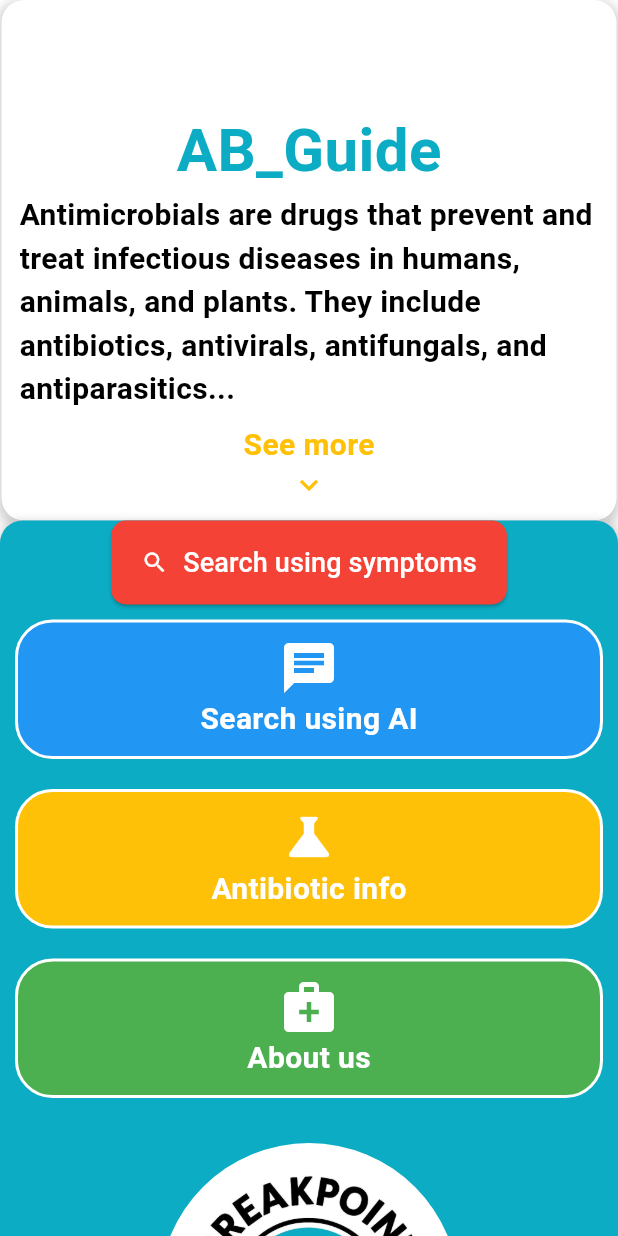
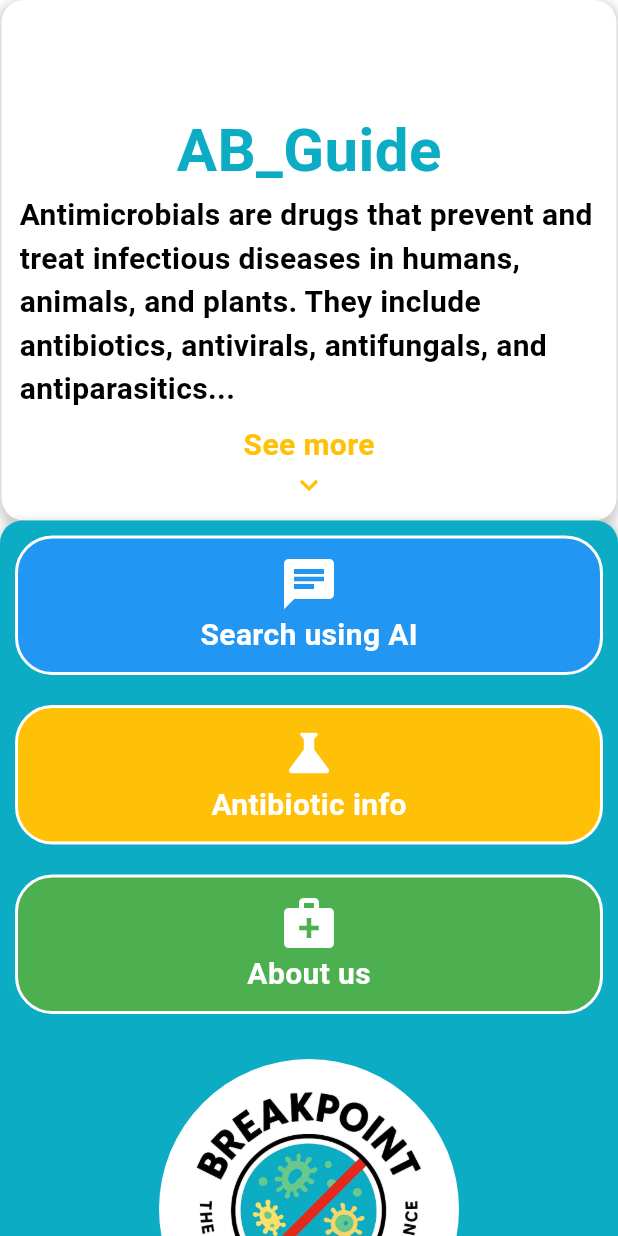
Before and after one commit to MoazEslam74/AMR-Dental-App, a Flutter app: the screen it shows after launch, on a phone screen of 412 x 824 dp. Run offline on Flutter 3.47's test engine with Material 3 defaults, Android fonts, the phone set to English and light mode, and no system bars; our stand-ins replace cloud_firestore, firebase_core, flutter_typeahead, webview_flutter; missing offline and left inert: dart:ffi; accounts and stored records are empty.

Commit message:
Updatets in the AI infection search

```diff
--- a/lib/main.dart
+++ b/lib/main.dart
@@ -29,6 +29,7 @@
   Widget build(BuildContext context) {
     return MaterialApp(
       title: 'Antibiotics App',
+      debugShowCheckedModeBanner: false,
       theme: ThemeData(
         colorScheme: ColorScheme.fromSeed(
           seedColor: const Color.fromARGB(255, 183, 164, 58),
--- a/lib/screens/home_screen.dart
+++ b/lib/screens/home_screen.dart
@@ -125,29 +125,7 @@
                   //   featureIcon: Icons.search,
                   //   routeName: '/infection',
                   // ),
-                  ElevatedButton(
-                    onPressed: () {
-                      Navigator.pushNamed(context, '/beta_chat');
-                    },
-                    style: ElevatedButton.styleFrom(
-                      backgroundColor: Colors.red,
-                      shape: RoundedRectangleBorder(
-                        borderRadius: BorderRadius.circular(10),
-                      ),
-                      padding: EdgeInsets.symmetric(vertical: 15, horizontal: 20),
-                    ),
-                    child: Row(
-                      mainAxisSize: MainAxisSize.min,
-                      children: [
-                        Icon(Icons.search, color: Colors.white),
-                        SizedBox(width: 10),
-                        Text(
-                          "Search using symptoms",
-                          style: TextStyle(color: Colors.white, fontSize: 18),
-                        ),
-                      ],
-                    ),
-                  ),
+
                   FeatureWidget(
                     featureColor: Colors.blue,
                     featureName: "Search using AI",
```
Also changed, not shown: lib/screens/AI_infection_search_beta.dart (+13 -2 lines).
